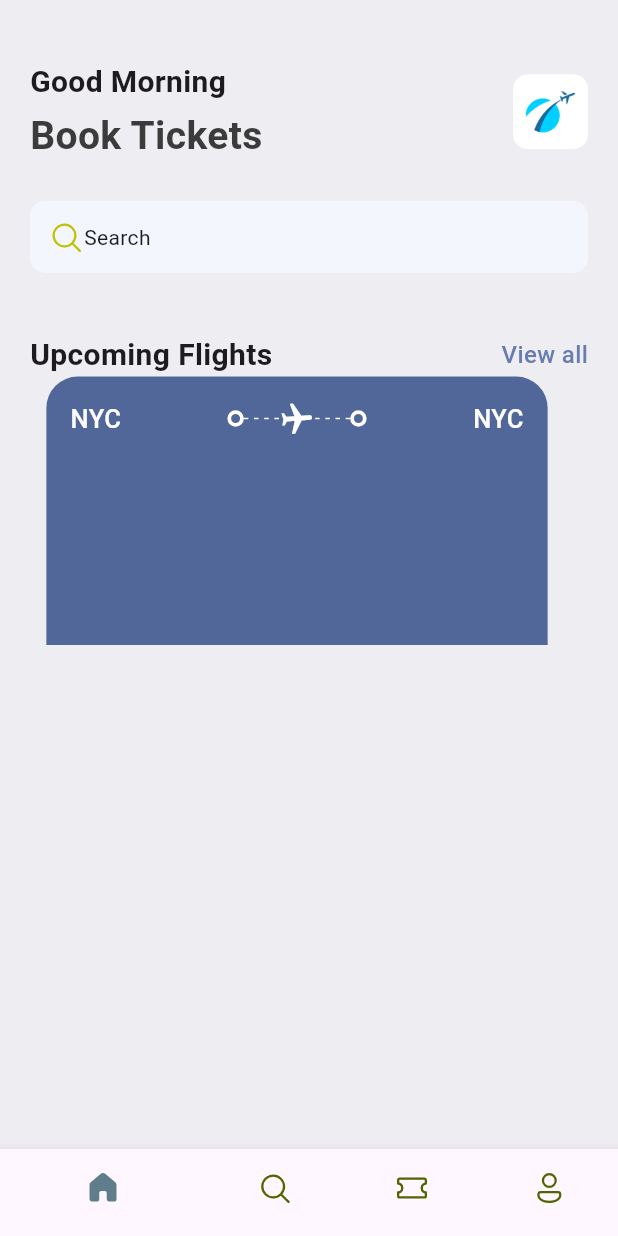
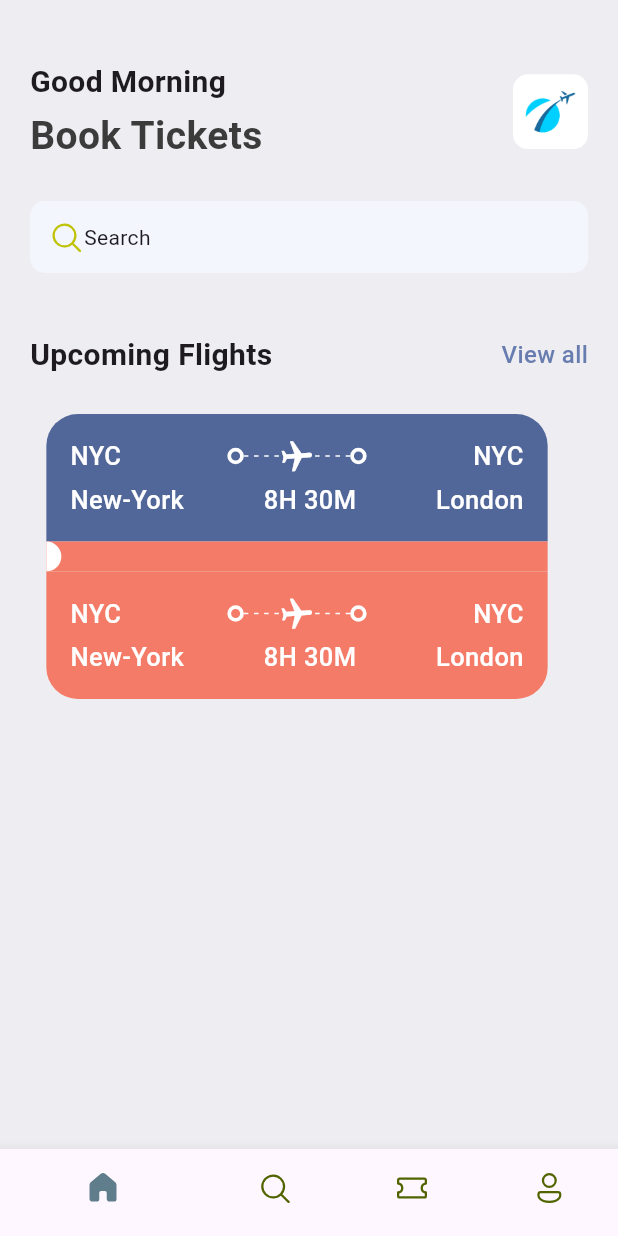
Before and after one commit to malise5/ticket_app, a Flutter app: the screen it shows after launch, on a phone screen of 412 x 824 dp. Run offline on Flutter 3.47's test engine with Material 3 defaults, Android fonts, the phone set to English and light mode, and no system bars; our stand-ins replace fluentui_icons.

Commit message:
-designed the ticket cars

```diff
--- a/lib/base/res/styles/app_styles.dart
+++ b/lib/base/res/styles/app_styles.dart
@@ -6,7 +6,7 @@ class AppStyles {
   static Color primaryColor = primary;
   static Color textColor = const Color(0xFF3B3B3B);
   static Color ticketBlue = const Color(0xFF526799);
-
+  static Color ticketOrange = const Color(0xFFF37B67);
   static Color bgColor = const Color(0xFFeeedf2);
 
   static TextStyle textStyle =
--- a/lib/base/widgets/ticket_view.dart
+++ b/lib/base/widgets/ticket_view.dart
@@ -11,18 +11,19 @@ class TicketView extends StatelessWidget {
     final size = MediaQuery.of(context).size;
 
     return SizedBox(
-      width: size.width*0.85,
-      height: 179,
-
+      width: size.width * 0.85,
+      height: 190,
       child: Container(
         margin: const EdgeInsets.only(right: 16),
+        child: Column(
+          children: [
+            Container(
               padding: const EdgeInsets.all(16),
               decoration: BoxDecoration(
                 color: AppStyles.ticketBlue,
-          borderRadius: const BorderRadius.only(topLeft: Radius.circular(21),
-          topRight: Radius.circular(21)
-          ),
-
+                borderRadius: const BorderRadius.only(
+                    topLeft: Radius.circular(21),
+                    topRight: Radius.circular(21)),
               ),
               child: Column(
                 children: [
@@ -30,35 +31,166 @@ class TicketView extends StatelessWidget {
                     // mainAxisAlignment: MainAxisAlignment.spaceBetween,
                     children: [
                       Text(
-                  "NYC", style: AppStyles.headLineStyle3.copyWith(color: Colors.white),
+                        "NYC",
+                        style: AppStyles.headLineStyle3
+                            .copyWith(color: Colors.white),
                       ),
                       Expanded(child: Container()),
                       const BigDot(),
-                Expanded(child: Stack(
+                      Expanded(
+                          child: Stack(
                         children: [
                           const SizedBox(
                             height: 24,
-                      child: AppLayoutbuilderWidget(randomDivider: 6,),
+                            child: AppLayoutbuilderWidget(
+                              randomDivider: 6,
                             ),
-                    Center(child: Transform.rotate(
+                          ),
+                          Center(
+                            child: Transform.rotate(
                               angle: 1.5,
                               child: const Icon(
                                 Icons.local_airport,
                                 color: Colors.white,
                               ),
-                    ),)
+                            ),
+                          )
                         ],
                       )),
                       const BigDot(),
                       Expanded(child: Container()),
                       Text(
-                  "NYC", style: AppStyles.headLineStyle3.copyWith(color: Colors.white),
+                        "NYC",
+                        style: AppStyles.headLineStyle3
+                            .copyWith(color: Colors.white),
+                      ),
+                    ],
+                  ),
+                  const SizedBox(height: 5),
+                  Row(
+                    // mainAxisAlignment: MainAxisAlignment.spaceBetween,
+                    children: [
+                      Text(
+                        "New-York",
+                        style: AppStyles.headLineStyle3
+                            .copyWith(color: Colors.white),
+                      ),
+                      Expanded(child: Container()),
+                      Text(
+                        "8H 30M",
+                        style: AppStyles.headLineStyle3
+                            .copyWith(color: Colors.white),
+                      ),
+                      Expanded(child: Container()),
+                      Text(
+                        "London",
+                        style: AppStyles.headLineStyle3
+                            .copyWith(color: Colors.white),
                       ),
                     ],
                   )
                 ],
               ),
             ),
+            Container(
+              height: 20,
+              color: AppStyles.ticketOrange,
+              child: const Row(
+                children: [
+                  SizedBox(
+                    height: 20,
+                    width: 10,
+                    child: DecoratedBox(
+                      decoration: BoxDecoration(
+                        color: Colors.white,
+                        borderRadius: BorderRadius.only(
+                          topRight: Radius.circular(10),
+                          bottomRight: Radius.circular(10)
+                        )
+                      )
+                      ),
+                  )
+                ],
+              ),
+            ),
+            Container(
+              padding: const EdgeInsets.all(16),
+              decoration: BoxDecoration(
+                color: AppStyles.ticketOrange,
+                borderRadius: const BorderRadius.only(
+                    bottomLeft: Radius.circular(21),
+                    bottomRight: Radius.circular(21)),
+              ),
+              child: Column(
+                children: [
+                  Row(
+                    // mainAxisAlignment: MainAxisAlignment.spaceBetween,
+                    children: [
+                      Text(
+                        "NYC",
+                        style: AppStyles.headLineStyle3
+                            .copyWith(color: Colors.white),
+                      ),
+                      Expanded(child: Container()),
+                      const BigDot(),
+                      Expanded(
+                          child: Stack(
+                        children: [
+                          const SizedBox(
+                            height: 24,
+                            child: AppLayoutbuilderWidget(
+                              randomDivider: 6,
+                            ),
+                          ),
+                          Center(
+                            child: Transform.rotate(
+                              angle: 1.5,
+                              child: const Icon(
+                                Icons.local_airport,
+                                color: Colors.white,
+                              ),
+                            ),
+                          )
+                        ],
+                      )),
+                      const BigDot(),
+                      Expanded(child: Container()),
+                      Text(
+                        "NYC",
+                        style: AppStyles.headLineStyle3
+                            .copyWith(color: Colors.white),
+                      ),
+                    ],
+                  ),
+                  const SizedBox(height: 5),
+                  Row(
+                    // mainAxisAlignment: MainAxisAlignment.spaceBetween,
+                    children: [
+                      Text(
+                        "New-York",
+                        style: AppStyles.headLineStyle3
+                            .copyWith(color: Colors.white),
+                      ),
+                      Expanded(child: Container()),
+                      Text(
+                        "8H 30M",
+                        style: AppStyles.headLineStyle3
+                            .copyWith(color: Colors.white),
+                      ),
+                      Expanded(child: Container()),
+                      Text(
+                        "London",
+                        style: AppStyles.headLineStyle3
+                            .copyWith(color: Colors.white),
+                      ),
+                    ],
+                  )
+                ],
+              ),
+            ),
+          ],
+        ),
+      ),
     );
   }
 }
--- a/lib/screens/home_screen.dart
+++ b/lib/screens/home_screen.dart
@@ -77,8 +77,8 @@ class HomeScreen extends StatelessWidget {
                   bigText: 'Upcoming Flights',
                   smallText: 'View all',
                 ),
-
-                TicketView()
+                const SizedBox(height: 25),
+                const TicketView()
 
 
               ],
```
Lines whose indentation alone changed are shown as unchanged.
